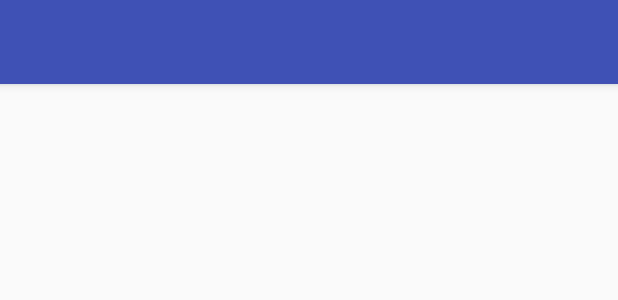
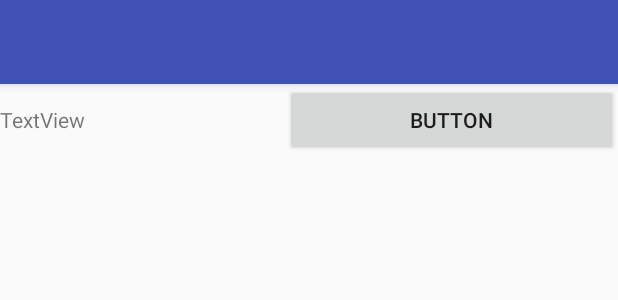
Before and after one commit to DAPerepelckin/whenwash, an Android app: the layout activity_profile.xml on its own in the app's theme, with its tools: preview values and no code run, on a phone screen of 412 x 824 dp. Shown: the top 300 px of the screen. Run offline under Robolectric (Android 15) with nearby library versions, the phone set to English and light mode, and no system bars.

Commit message:
Добавил кабинет, но пока не работает

```diff
--- a/app/src/main/java/com/example/dap/whenwash/MainActivity.java
+++ b/app/src/main/java/com/example/dap/whenwash/MainActivity.java
@@ -13,6 +13,8 @@ import android.support.v7.app.AppCompatActivity;
 import android.support.v7.widget.Toolbar;
 import android.view.Menu;
 import android.view.MenuItem;
+
+import com.example.dap.whenwash.services.Profile;
 
 import rue25.maps.MapsActivity;
 import rue25.maps.MapsActivity1;
@@ -97,6 +99,9 @@ public class MainActivity extends AppCompatActivity
 
         } else if (id == R.id.nav_send) {
 
+        }else if (id == R.id.nav_Profile) {
+            Intent intent = new Intent(this, Profile.class);
+            startActivity(intent);
         }
 
         DrawerLayout drawer = (DrawerLayout) findViewById(R.id.drawer_layout);
--- a/app/src/main/java/com/example/dap/whenwash/data/Condition.java
+++ b/app/src/main/java/com/example/dap/whenwash/data/Condition.java
@@ -47,6 +47,7 @@ public class Condition implements JSONPopulator {
         lowTemperature = data.optInt("low");
         description = data.optString("text");
         day = data.optString("day");
+
     }
 
     @Override
@@ -66,4 +67,6 @@ public class Condition implements JSONPopulator {
 
         return data;
     }
+
+
 }
--- a/app/src/main/res/layout/content_profile.xml
+++ b/app/src/main/res/layout/content_profile.xml
@@ -8,4 +8,29 @@
     tools:context="com.example.dap.whenwash.services.Profile"
     tools:showIn="@layout/activity_profile">
 
+    <LinearLayout
+        android:layout_width="match_parent"
+        android:layout_height="match_parent"
+        android:orientation="vertical">
+
+        <LinearLayout
+            android:layout_width="match_parent"
+            android:layout_height="wrap_content"
+            android:orientation="horizontal">
+
+            <TextView
+                android:id="@+id/LastTO_txt"
+                android:layout_width="wrap_content"
+                android:layout_height="wrap_content"
+                android:layout_weight="1"
+                android:text="TextView" />
+
+            <Button
+                android:id="@+id/LastTO_btn"
+                android:layout_width="wrap_content"
+                android:layout_height="wrap_content"
+                android:layout_weight="1"
+                android:text="Button" />
+        </LinearLayout>
+    </LinearLayout>
 </android.support.constraint.ConstraintLayout>
--- a/app/src/main/res/menu/activity_main_drawer.xml
+++ b/app/src/main/res/menu/activity_main_drawer.xml
@@ -21,6 +21,9 @@
             android:icon="@drawable/ic_menu_manage"
             android:title="Tools"
             android:visible="false" />
+        <item
+            android:id="@+id/nav_Profile"
+            android:title="@string/Profile" />
     </group>
 
     <item
--- a/app/src/main/res/values/strings.xml
+++ b/app/src/main/res/values/strings.xml
@@ -21,8 +21,6 @@
 
     <string name="app_name">WhenWash</string>
 
-    <!-- То что написано самим -->
-
     <string name="navigation_drawer_open">Open navigation drawer</string>
     <string name="navigation_drawer_close">Close navigation drawer</string>
     <string name="Weather">Weather</string>
@@ -36,6 +34,9 @@
     <string name="SaturdayShort">Sat</string>
     <string name="SundayShort">Sun</string>
 
+    <string name="Profile">Profile</string>
+
+    <!-- То что написано самим -->
     <string name="action_settings">Settings</string>
     <string name="title_activity_maps">Map</string>
 
```
Also changed, not shown: app/src/main/java/com/example/dap/whenwash/services/Profile.java (+36 -0 lines), 1 other file.
